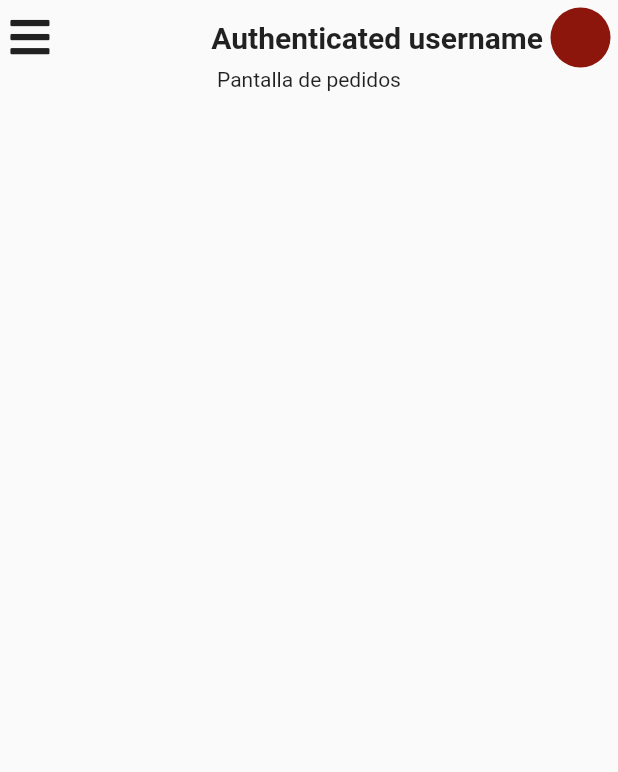
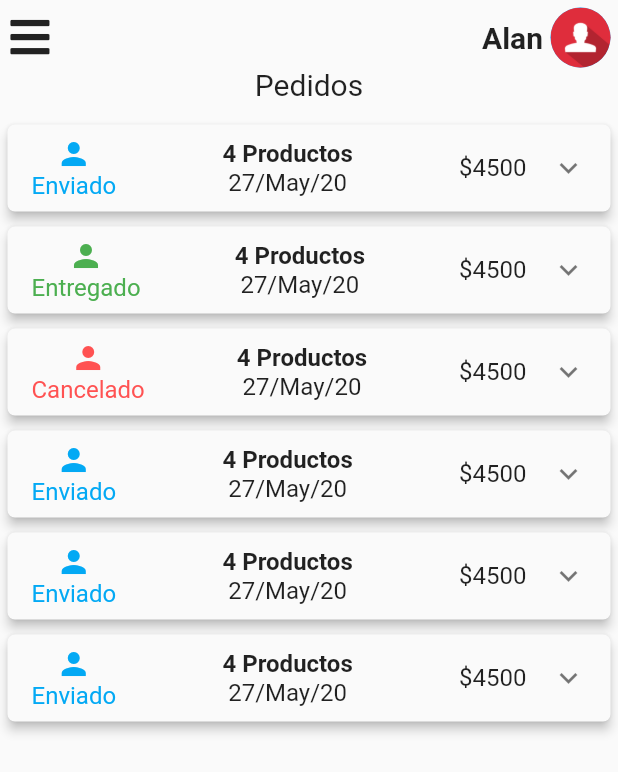
Before and after one commit to alanmtz10/GestionPS, a Flutter app: the Pedidos screen opened by its route, on a phone screen of 412 x 824 dp. Shown: the top 772 px of the screen. Run offline on Flutter 3.47's test engine with Material 2 defaults, Android fonts, the light colour scheme and no system bars; our stand-ins replace font_awesome_flutter.

Commit message:
pedidos screen

```diff
--- a/lib/src/pages/home.dart
+++ b/lib/src/pages/home.dart
@@ -15,11 +15,13 @@ class Home extends StatefulWidget {
 }
 
 class _HomeState extends State<Home> {
+  final key = GlobalKey<ScaffoldState>();
   @override
   Widget build(BuildContext context) {
     return Scaffold(
-      appBar: CommonWidgets.getAppBar(context),
-      drawer: CommonWidgets.getDrawer(),
+      key: key,
+      appBar: CommonWidgets.getAppBar(context, scaffoldKey: key),
+      drawer: CommonWidgets.getDrawer(context),
       body: SingleChildScrollView(
         child: Container(
           height: DeviceScreen.getHeight(context) - 100,
--- a/lib/src/pages/pedidos.dart
+++ b/lib/src/pages/pedidos.dart
@@ -1,5 +1,5 @@
 import 'package:flutter/material.dart';
-
+import 'package:GestionPS/src/widgets/expansion_item.dart';
 import '../helpers/screen.dart';
 import '../widgets/common_widgets.dart';
 
@@ -8,16 +8,43 @@ class Pedidos extends StatelessWidget {
 
   @override
   Widget build(BuildContext context) {
+    final keys = GlobalKey<ScaffoldState>();
+
     return Scaffold(
-      appBar: CommonWidgets.getAppBar(context),
-      drawer: CommonWidgets.getDrawer(),
+      key: keys,
+      appBar: CommonWidgets.getAppBar(context, scaffoldKey: keys),
+      drawer: CommonWidgets.getDrawer(context),
       body: SingleChildScrollView(
         child: Container(
+          padding: EdgeInsets.symmetric(horizontal: 5),
           height: DeviceScreen.getHeight(context) - 100,
           width: DeviceScreen.getWidth(context),
           child: Column(
             mainAxisSize: MainAxisSize.max,
-            children: <Widget>[Text("Pantalla de pedidos")],
+            children: <Widget>[
+              Text(
+                "Pedidos",
+                style: TextStyle(fontSize: 20),
+              ),
+              SizedBox(height: 10),
+              Expanded(
+                flex: 1,
+                child: ListView(
+                  children: <Widget>[
+                    ExpansionItem(),
+                    ExpansionItem(
+                      estado: EstadoProduto.ENTREGADO,
+                    ),
+                    ExpansionItem(
+                      estado: EstadoProduto.CANCELADO,
+                    ),
+                    ExpansionItem(),
+                    ExpansionItem(),
+                    ExpansionItem(),
+                  ],
+                ),
+              )
+            ],
           ),
         ),
       ),
--- a/lib/src/widgets/common_widgets.dart
+++ b/lib/src/widgets/common_widgets.dart
@@ -25,13 +25,13 @@ class CommonWidgets {
                 Row(
                   children: <Widget>[
                     Text(
-                      "Authenticated username",
+                      "Alan",
                       style:
                           TextStyle(fontSize: 20, fontWeight: FontWeight.bold),
                     ),
                     SizedBox(width: 5),
                     CircleAvatar(
-                      backgroundColor: GPSColors.tertiary,
+                      backgroundImage: AssetImage("assets/img/avatar.png"),
                     ),
                   ],
                 )
@@ -42,10 +42,44 @@ class CommonWidgets {
     );
   }
 
-  static Widget getDrawer() {
+  static Widget getDrawer(contexto) {
     return Drawer(
-      elevation: 5,
-      child: Center(child: Text("asdsad")),
+      child: ListView(
+        padding: EdgeInsets.zero,
+        children: <Widget>[
+          DrawerHeader(
+            child: Text('Drawer Header'),
+            decoration: BoxDecoration(
+              color: GPSColors.primary[500],
+            ),
+          ),
+          ListTile(
+            title: Row(
+              mainAxisAlignment: MainAxisAlignment.start,
+              children: <Widget>[
+                Icon(FontAwesomeIcons.home),
+                Padding(padding: EdgeInsets.symmetric(horizontal: 10)),
+                Text('Inicio')
+              ],
+            ),
+            onTap: () {
+              Navigator.pushNamedAndRemoveUntil(
+                  contexto, "home", (route) => false);
+            },
+          ),
+          ListTile(
+            title: Row(
+              mainAxisAlignment: MainAxisAlignment.start,
+              children: <Widget>[
+                Icon(FontAwesomeIcons.signOutAlt),
+                Padding(padding: EdgeInsets.symmetric(horizontal: 10)),
+                Text('Cerrar sesión')
+              ],
+            ),
+            onTap: () {},
+          ),
+        ],
+      ),
     );
   }
 }
--- /dev/null
+++ b/lib/src/widgets/expansion_item.dart
@@ -0,0 +1,78 @@
+import 'package:flutter/material.dart';
+
+enum EstadoProduto { ENVIADO, CANCELADO, ENTREGADO }
+
+class ExpansionItem extends StatelessWidget {
+  final EstadoProduto estado;
+
+  const ExpansionItem(
+      {Key key, EstadoProduto this.estado = EstadoProduto.ENVIADO})
+      : super(key: key);
+
+  @override
+  Widget build(BuildContext context) {
+    return Container(
+      margin: EdgeInsets.symmetric(vertical: 5),
+      child: Material(
+        elevation: 3,
+        borderRadius: BorderRadius.circular(5),
+        child: ExpansionTile(
+          title: Row(
+            mainAxisAlignment: MainAxisAlignment.spaceBetween,
+            children: <Widget>[
+              getEstado(),
+              Column(
+                children: <Widget>[
+                  Text(
+                    "4 Productos",
+                    style: TextStyle(fontWeight: FontWeight.bold),
+                  ),
+                  Text("27/May/20")
+                ],
+              ),
+              Column(
+                children: <Widget>[Text("\$4500")],
+              )
+            ],
+          ),
+          children: <Widget>[
+            Text("Detalle del pedido:"),
+            SizedBox(height: 10),
+            Row(
+              mainAxisAlignment: MainAxisAlignment.spaceEvenly,
+              children: <Widget>[
+                Text("Producto 1"),
+                Text("Numero de items"),
+                Text("\$4000")
+              ],
+            ),
+            SizedBox(height: 10)
+          ],
+        ),
+      ),
+    );
+  }
+
+  Column getEstado() {
+    Color color = Colors.green;
+    String estado = "Entregado";
+
+    if (this.estado == EstadoProduto.ENVIADO) {
+      color = Colors.lightBlue;
+      estado = "Enviado";
+    } else if (this.estado == EstadoProduto.CANCELADO) {
+      color = Colors.redAccent;
+      estado = "Cancelado";
+    }
+
+    return Column(
+      children: <Widget>[
+        Icon(Icons.person, color: color),
+        Text(
+          estado,
+          style: TextStyle(color: color),
+        ),
+      ],
+    );
+  }
+}
```
Also changed, not shown: assets/img/avatar.png (added).
